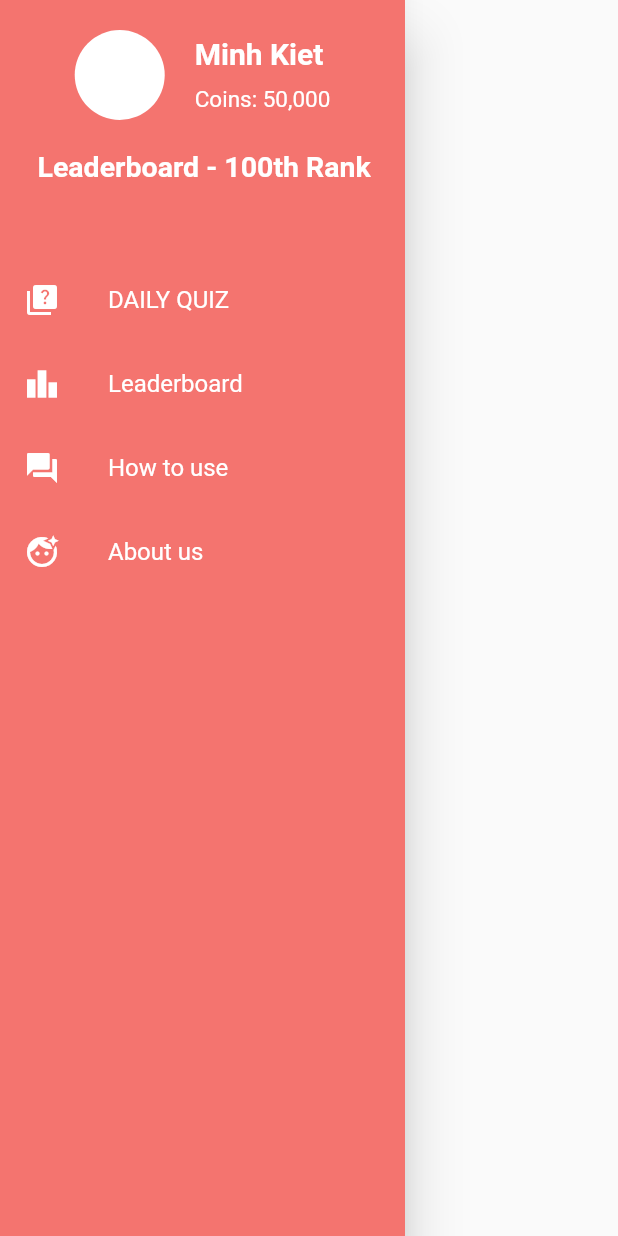
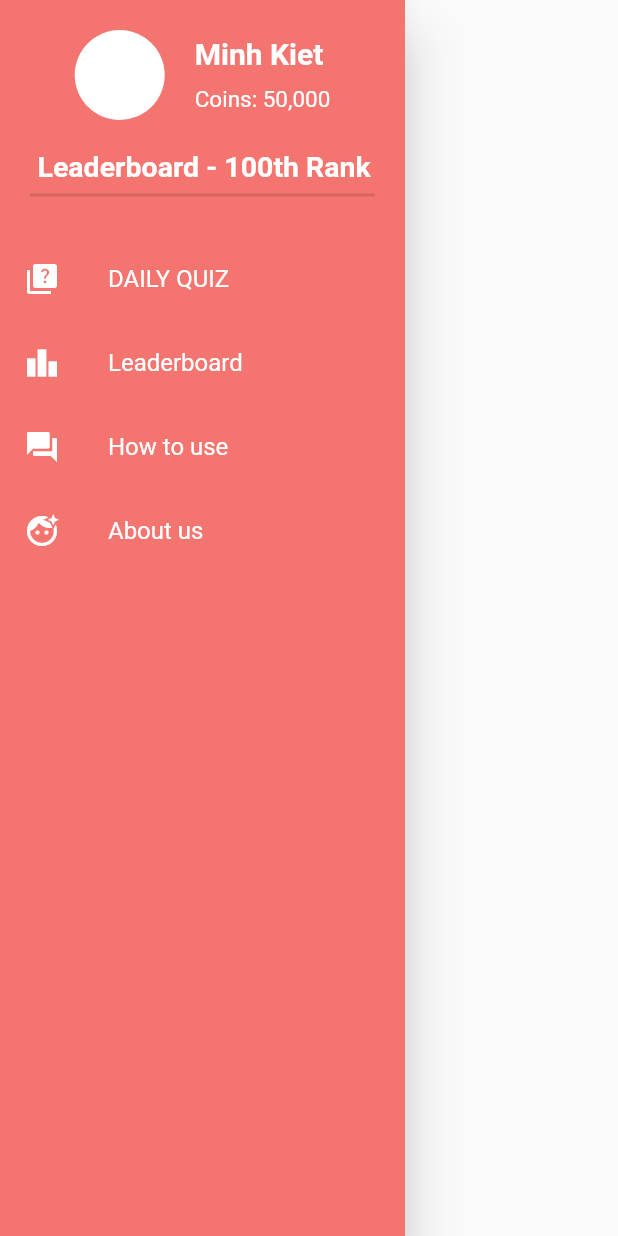
Before and after one commit to LaiMinhKiet752/flutter_application_quiz_app, a Flutter app: the SideNav widget shown alone on an empty page, opened directly, on a phone screen of 412 x 824 dp. Run offline on Flutter 3.47's test engine with Material 2 defaults, Android fonts, the phone set to English and light mode, and no system bars; drawn by our look-alikes of overlay_support; our stand-ins replace carousel_slider, cloud_firestore, confetti, firebase_auth, firebase_core, flutter_signin_button and 5 more; missing offline and left inert: audioplayers_web, cloud_firestore_web, firebase_auth_web, firebase_core_web, flutter_facebook_auth, google_sign_in_web and 1 more; accounts and stored records are empty; network calls fail.

Commit message:
edit a few things

```diff
--- a/lib/screen/profile.dart
+++ b/lib/screen/profile.dart
@@ -23,7 +23,7 @@ class _ProfileState extends State<Profile> {
             icon: Icon(Icons.person_add),
           ),
         ],
-        backgroundColor: Color.fromARGB(255, 7, 172, 106),
+        backgroundColor: Color.fromARGB(255, 251, 100, 90),
         title: Text(
           "Profile",
           style: TextStyle(
@@ -40,7 +40,7 @@ class _ProfileState extends State<Profile> {
               padding: EdgeInsets.only(top: 10.0),
               height: 300.0,
               decoration: BoxDecoration(
-                color: Color.fromARGB(255, 7, 172, 106),
+                color: Color.fromARGB(255, 251, 100, 90),
                 borderRadius: BorderRadius.only(
                   bottomLeft: Radius.circular(50.0),
                   bottomRight: Radius.circular(50.0),
@@ -171,7 +171,7 @@ class _ProfileState extends State<Profile> {
               padding: EdgeInsets.only(top: 20.0, left: 10.0),
               height: 335.2,
               decoration: BoxDecoration(
-                color: Color.fromARGB(255, 7, 172, 106),
+                color: Color.fromARGB(255, 251, 100, 90),
                 borderRadius: BorderRadius.only(
                   topLeft: Radius.circular(50.0),
                   topRight: Radius.circular(50.0),
--- a/lib/screen/quizintro.dart
+++ b/lib/screen/quizintro.dart
@@ -72,7 +72,7 @@ class QuizIntro extends StatelessWidget {
                             ],
                           ),
                           Text(
-                            "Science, Space, Astromy, Rocket, ISRO",
+                            "Science, Math",
                             style: TextStyle(
                               fontSize: 15.0,
                             ),
@@ -130,7 +130,7 @@ class QuizIntro extends StatelessWidget {
                             ],
                           ),
                           Text(
-                            "I love you baby,I love you baby,I love you baby,I love you baby,I love you baby,I love you baby,I love you baby,I love you baby,I love you baby,.",
+                            "Hello hello hello hello hello hello hello hello hello hello hello hello hello hello hello hello hello hello hello hello hello hello hello hello.",
                             style: TextStyle(
                               fontSize: 15.0,
                             ),
--- a/lib/widgets/sidenavbar.dart
+++ b/lib/widgets/sidenavbar.dart
@@ -59,8 +59,13 @@ class SideNav extends StatelessWidget {
                 ),
               ),
             ),
+            Divider(
+              thickness: 2,
+              indent: 20.0,
+              endIndent: 20.0,
+            ),
             SizedBox(
-              height: 50.0,
+              height: 20.0,
             ),
             listItem(
               label: "DAILY QUIZ",
```
